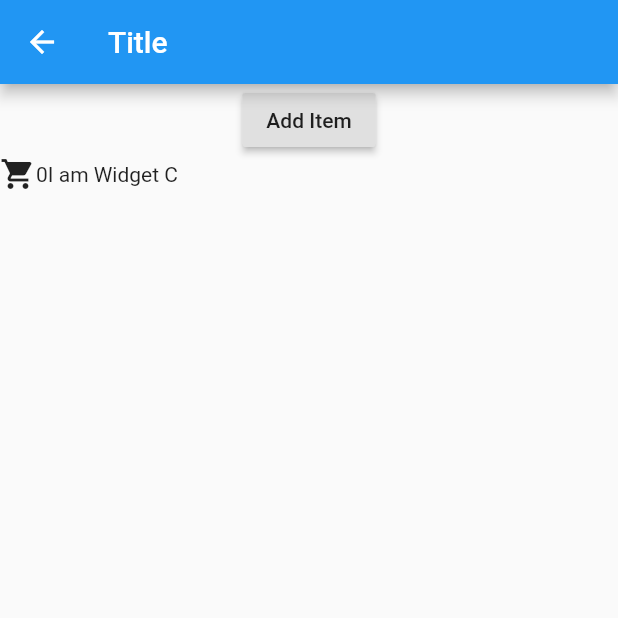
After one commit to lq9527/flutterStudy, a Flutter app: the screen it shows after launch, after a tap on an icon or button, on a phone screen of 412 x 824 dp, the top half of it. The commit adds this screen. Run offline on Flutter 3.47's test engine with Material 2 defaults, Android fonts, the phone set to English and light mode, and no system bars; our stand-ins replace battery, flutter_redux, fluttertoast, redux, shared_preferences; missing offline and left inert: dart:ffi.

Commit message:
inheritedWidget study demo

```diff
--- /dev/null
+++ b/flutter666/lib/InheritedWidgetPage.dart
@@ -0,0 +1,52 @@
+import 'package:flutter/material.dart';
+
+//模型数据
+class InheritedTestModel {
+  final int count;
+
+  const InheritedTestModel(this.count);
+}
+
+//自定义MyInheritedWidget(可以把它看成古代边城的哨所)
+class MyInheritedWidget extends InheritedWidget {
+  //构造方法
+  MyInheritedWidget(
+      {Key key, @required this.data, @required Widget child}) //子组件
+      : super(key: key, child: child);
+
+  //属性
+  final InheritedTestModel data; //共享的数据model
+
+  //类方法
+  static MyInheritedWidget of(BuildContext context) {
+    return context.inheritFromWidgetOfExactType(MyInheritedWidget);
+  }
+
+  //示例方法
+  @override
+  bool updateShouldNotify(MyInheritedWidget oldWidget) {
+    // TODO: implement updateShouldNotify
+    return data != oldWidget.data;
+  }
+}
+
+class MyParentWidget extends StatelessWidget {
+  @override
+  Widget build(BuildContext context) {
+    return new MyInheritedWidget(
+      data: InheritedTestModel(100),
+      child: MyChildWidget()
+    );
+  }
+}
+
+class MyChildWidget extends StatelessWidget {
+  @override
+  Widget build(BuildContext context) {
+    final MyInheritedWidget inheritedWidget = MyInheritedWidget.of(context);
+
+    /// 从此刻开始，窗口小部件可以使用MyInheritedWidget公开的数据
+    /// 通过调用：inheritedWidget.data
+    return new Text('${inheritedWidget.data.count}');
+  }
+}
--- /dev/null
+++ b/flutter666/lib/inheritedWidgetDemo.dart
@@ -0,0 +1,118 @@
+import 'package:flutter/material.dart';
+
+class Item {
+  String reference;
+  Item(this.reference);
+}
+
+class _MyInherited extends InheritedWidget {
+  _MyInherited({
+    Key key,
+    @required Widget child,
+    @required this.data,
+  }) : super(key: key, child: child);
+
+  final MyInheritedWidgetState data;
+
+  @override
+  bool updateShouldNotify(_MyInherited oldWidget) {
+    return true;
+  }
+}
+
+class MyInheritedWidget extends StatefulWidget {
+  MyInheritedWidget({
+    Key key,
+    this.child,
+  }): super(key: key);
+
+  final Widget child;
+
+  @override
+  MyInheritedWidgetState createState() => new MyInheritedWidgetState();
+
+  static MyInheritedWidgetState of(BuildContext context){
+    return (context.inheritFromWidgetOfExactType(_MyInherited) as _MyInherited).data;
+  }
+}
+
+class MyInheritedWidgetState extends State<MyInheritedWidget>{
+  List<Item> _items = <Item>[];
+  int get itemsCount => _items.length;
+  void addItem(String reference){
+    setState((){
+      _items.add(new Item(reference));
+    });
+  }
+
+  @override
+  Widget build(BuildContext context){
+    return new _MyInherited(
+      data: this,
+      child: widget.child,
+    );
+  }
+}
+
+class MyTree extends StatefulWidget {
+  @override
+  _MyTreeState createState() => new _MyTreeState();
+}
+
+class _MyTreeState extends State<MyTree> {
+  @override
+  Widget build(BuildContext context) {
+    return new MyInheritedWidget(
+      child: new Scaffold(
+        appBar: new AppBar(
+          title: new Text('Title'),
+        ),
+        body: new Column(
+          children: <Widget>[
+            new WidgetA(),
+            new Container(
+              child: new Row(
+                children: <Widget>[
+                  new Icon(Icons.shopping_cart),
+                  new WidgetB(),
+                  new WidgetC(),
+                ],
+              ),
+            ),
+          ],
+        ),
+      ),
+    );
+  }
+}
+
+class WidgetA extends StatelessWidget {
+  @override
+  Widget build(BuildContext context) {
+    print('test Inherited WidgetA build');
+    final MyInheritedWidgetState state = MyInheritedWidget.of(context);
+    return new Container(
+      child: new RaisedButton(
+        child: new Text('Add Item'),
+        onPressed: () {
+          state.addItem('new item');
+        },
+      ),
+    );
+  }
+}
+
+class WidgetB extends StatelessWidget {
+  @override
+  Widget build(BuildContext context) {
+    final MyInheritedWidgetState state = MyInheritedWidget.of(context);
+    return new Text('${state.itemsCount}');
+  }
+}
+
+class WidgetC extends StatelessWidget {
+  @override
+  Widget build(BuildContext context) {
+    return new Text('I am Widget C');
+  }
+}
--- a/flutter666/lib/main.dart
+++ b/flutter666/lib/main.dart
@@ -17,6 +17,7 @@ import 'package:redux/redux.dart';
 import 'package:shared_preferences/shared_preferences.dart';
 
 import 'HomeClipPage.dart';
+import 'InheritedWidgetPage.dart';
 import 'KeyStudyPage.dart';
 import 'KeyStudyPage2.dart';
 import 'PlatformViewPage.dart';
@@ -24,11 +25,13 @@ import 'animation.dart';
 import 'custom_painter.dart';
 import 'gesture_ui.dart';
 import 'hero/basic_structure_hero.dart';
+import 'inheritedWidgetDemo.dart';
 import 'layout_ui.dart';
 import 'net.dart';
 
 void main() => runApp(MyApp());
 var funcList = [
+  'InheritedWidget',
   'PlatformView',
   '什么时候使用Key',
   'Hero动画',
@@ -338,6 +341,17 @@ class _MyHomePageState extends State<MyHomePage> {
           );
           break;
         }
+      case 'InheritedWidget':
+        {
+          Navigator.push(
+            context,
+            new MaterialPageRoute(
+              builder: (context) => new MyTree/*MyParentWidget*/(),
+            ),
+          );
+          break;
+        }
+
     }
   }
 
```
Also changed, not shown: flutter666/ext/ReadMe3.txt.
